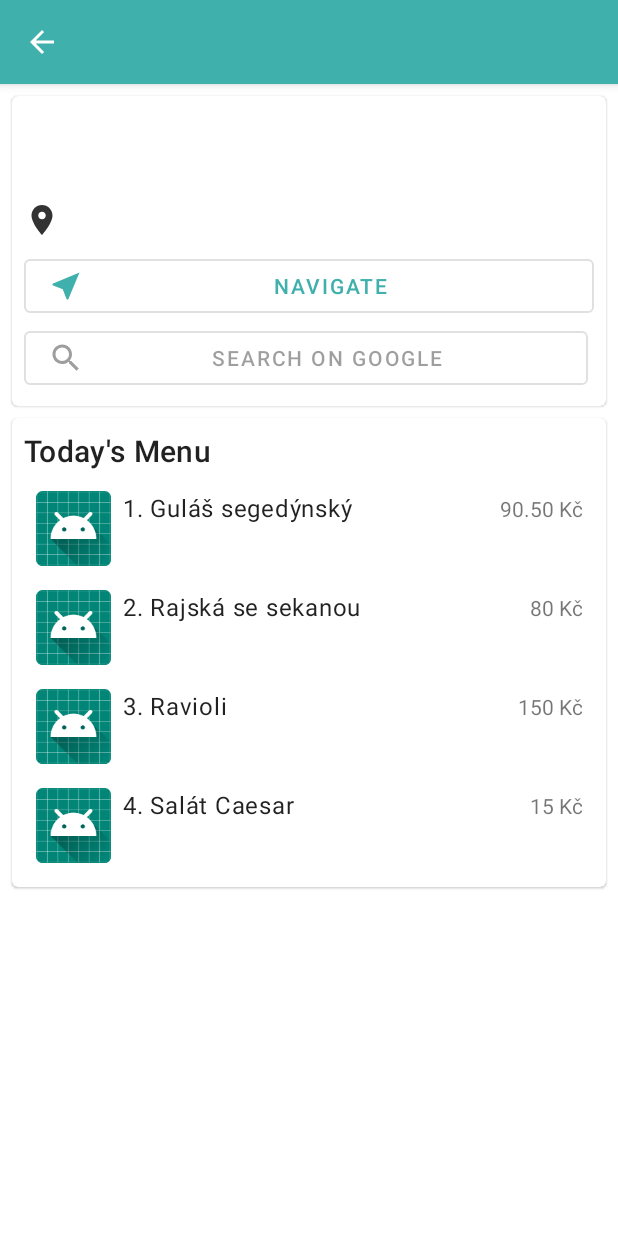
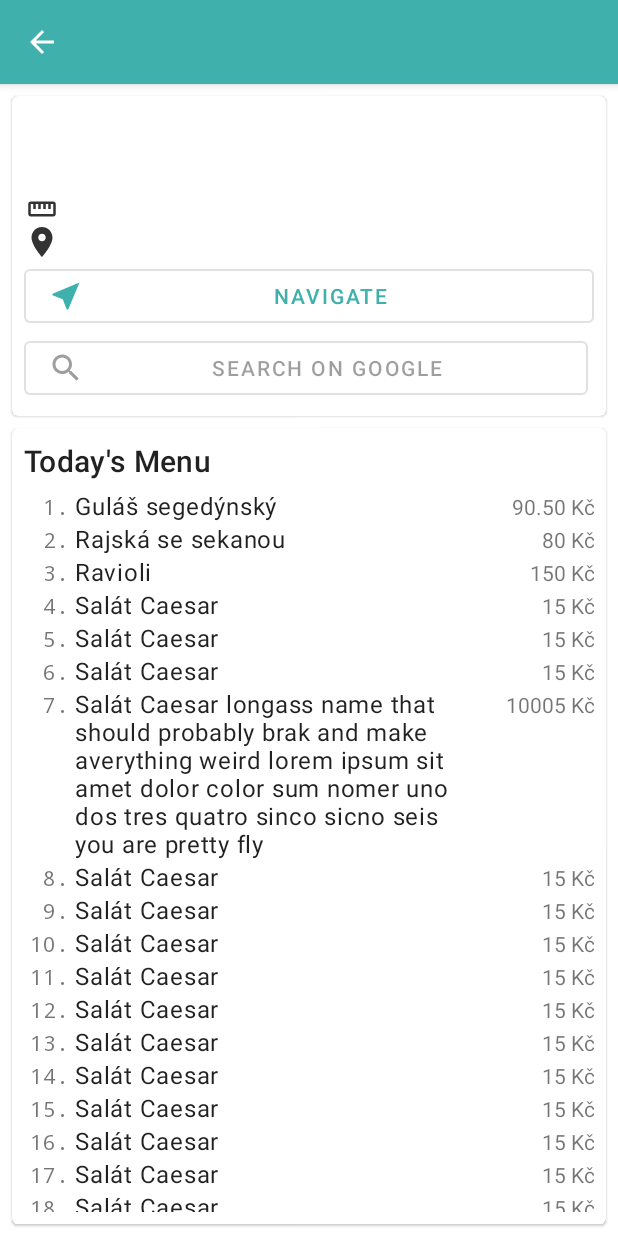
Before and after one commit to Kayeeec/NoFuzzMenu, an Android app: the RestaurantDetailFragment screen opened directly, with no data from a screen before it, on a phone screen of 412 x 824 dp. Run offline under Robolectric (Android 15) with nearby library versions, the phone set to English and light mode, and no system bars; 1 statement that could not run was skipped.

Commit message:
Restaurant detail - added distance, removed menu picture, added item numbering.

```diff
--- a/app/src/main/java/cz/muni/fi/nofuzzmenu/adapters/RestaurantMenuAdapter.kt
+++ b/app/src/main/java/cz/muni/fi/nofuzzmenu/adapters/RestaurantMenuAdapter.kt
@@ -50,13 +50,21 @@ class RestaurantMenuAdapter(private var menus: List<MenuItemDto>) : RecyclerView
      */
     class ViewHolder(itemView: View) : RecyclerView.ViewHolder(itemView) {
 
-        var name: TextView = itemView.findViewById(R.id.numbered_name)
-        var cost: TextView = itemView.findViewById(R.id.cost)
+        var number: TextView = itemView.findViewById(R.id.detail_item_number)
+        var name: TextView = itemView.findViewById(R.id.detail_item_name)
+        var cost: TextView = itemView.findViewById(R.id.detail_item_cost)
 
         fun bind(menuItem: MenuItemDto) {
             // thumbnail todo
-            name.text = "" + (adapterPosition + 1) + ". " + menuItem.name //todo format
+            number.text = formatItemNumber(adapterPosition)
+            name.text = menuItem.name //todo format
             cost.text = menuItem.cost.toString() //todo format
+        }
+
+        private fun formatItemNumber(adapterPosition: Int): String {
+            val index = adapterPosition + 1
+            if (index in 0..9) return " ${index}." //adds space before single digit line numbers
+            return "${index}."
         }
     }
 }
--- a/app/src/main/java/cz/muni/fi/nofuzzmenu/adapters/RestaurantsAdapter.kt
+++ b/app/src/main/java/cz/muni/fi/nofuzzmenu/adapters/RestaurantsAdapter.kt
@@ -56,8 +56,8 @@ class RestaurantsAdapter(private var restaurants: List<RestaurantInfoDto>) : Rec
     class ViewHolder(itemView: View) : RecyclerView.ViewHolder(itemView) {
 
         var name: TextView = itemView.findViewById(R.id.name)
-        var address: TextView = itemView.findViewById(R.id.address)
         var distance: TextView = itemView.findViewById(R.id.distance)
+        var cuisines = itemView.findViewById<TextView>(R.id.cuisine)
 
         fun bind(restaurant: RestaurantInfoDto) {
             //val context = avatar.context
@@ -66,9 +66,9 @@ class RestaurantsAdapter(private var restaurants: List<RestaurantInfoDto>) : Rec
             //    .load(user.avatarUrl)
             //    .into(avatar)
             name.text = restaurant.name
-            address.text = restaurant.address
             Log.d("rest list adapter", distance.toString())
             distance.text = restaurant.distance
+            cuisines.text = restaurant.cuisines
         }
     }
 }
--- a/app/src/main/java/cz/muni/fi/nofuzzmenu/fragment/RestaurantDetailFragment.kt
+++ b/app/src/main/java/cz/muni/fi/nofuzzmenu/fragment/RestaurantDetailFragment.kt
@@ -49,6 +49,27 @@ class RestaurantDetailFragment : Fragment() {
             MenuItemDto(name="Guláš segedýnský", cost = "90.50 Kč"),
             MenuItemDto(name="Rajská se sekanou", cost = "80 Kč"),
             MenuItemDto(name="Ravioli", cost = "150 Kč"),
+            MenuItemDto(name="Salát Caesar", cost = "15 Kč"),
+            MenuItemDto(name="Salát Caesar", cost = "15 Kč"),
+            MenuItemDto(name="Salát Caesar", cost = "15 Kč"),
+            MenuItemDto(name="Salát Caesar longass name that should probably brak and make averything weird lorem ipsum sit amet dolor color sum nomer uno dos tres quatro sinco sicno seis you are pretty fly", cost = "10005 Kč"),
+            MenuItemDto(name="Salát Caesar", cost = "15 Kč"),
+            MenuItemDto(name="Salát Caesar", cost = "15 Kč"),
+            MenuItemDto(name="Salát Caesar", cost = "15 Kč"),
+            MenuItemDto(name="Salát Caesar", cost = "15 Kč"),
+            MenuItemDto(name="Salát Caesar", cost = "15 Kč"),
+            MenuItemDto(name="Salát Caesar", cost = "15 Kč"),
+            MenuItemDto(name="Salát Caesar", cost = "15 Kč"),
+            MenuItemDto(name="Salát Caesar", cost = "15 Kč"),
+            MenuItemDto(name="Salát Caesar", cost = "15 Kč"),
+            MenuItemDto(name="Salát Caesar", cost = "15 Kč"),
+            MenuItemDto(name="Salát Caesar", cost = "15 Kč"),
+            MenuItemDto(name="Salát Caesar", cost = "15 Kč"),
+            MenuItemDto(name="Salát Caesar", cost = "15 Kč"),
+            MenuItemDto(name="Salát Caesar", cost = "15 Kč"),
+            MenuItemDto(name="Salát Caesar", cost = "15 Kč"),
+            MenuItemDto(name="Salát Caesar", cost = "15 Kč"),
+            MenuItemDto(name="Salát Caesar", cost = "15 Kč"),
             MenuItemDto(name="Salát Caesar", cost = "15 Kč")
         )
 
@@ -61,6 +82,9 @@ class RestaurantDetailFragment : Fragment() {
 
         val address = view?.findViewById<TextView>(R.id.detail_address)
         address?.text = restaurant?.address
+
+        val distance = view?.findViewById<TextView>(R.id.detail_distance)
+        distance?.text = restaurant?.distance
 
 //        nav, web, menuweb btn todo
         val webBtn = view?.findViewById<MaterialButton>(R.id.web_btn)
--- a/app/src/main/res/drawable/crosshairs_gps.xml
+++ b/app/src/main/res/drawable/crosshairs_gps.xml
@@ -1,8 +1,10 @@
 <!-- drawable/crosshairs-gps.xml -->
 <vector xmlns:android="http://schemas.android.com/apk/res/android"
+    android:width="24dp"
     android:height="24dp"
-    android:width="24dp"
     android:viewportWidth="24"
     android:viewportHeight="24">
-    <path android:fillColor="#000" android:pathData="M12,8A4,4 0 0,1 16,12A4,4 0 0,1 12,16A4,4 0 0,1 8,12A4,4 0 0,1 12,8M3.05,13H1V11H3.05C3.5,6.83 6.83,3.5 11,3.05V1H13V3.05C17.17,3.5 20.5,6.83 20.95,11H23V13H20.95C20.5,17.17 17.17,20.5 13,20.95V23H11V20.95C6.83,20.5 3.5,17.17 3.05,13M12,5A7,7 0 0,0 5,12A7,7 0 0,0 12,19A7,7 0 0,0 19,12A7,7 0 0,0 12,5Z" />
+    <path
+        android:fillColor="#000"
+        android:pathData="M12,8A4,4 0 0,1 16,12A4,4 0 0,1 12,16A4,4 0 0,1 8,12A4,4 0 0,1 12,8M3.05,13H1V11H3.05C3.5,6.83 6.83,3.5 11,3.05V1H13V3.05C17.17,3.5 20.5,6.83 20.95,11H23V13H20.95C20.5,17.17 17.17,20.5 13,20.95V23H11V20.95C6.83,20.5 3.5,17.17 3.05,13M12,5A7,7 0 0,0 5,12A7,7 0 0,0 12,19A7,7 0 0,0 19,12A7,7 0 0,0 12,5Z" />
 </vector>
--- /dev/null
+++ b/app/src/main/res/drawable/ic_straighten_black_20dp.xml
@@ -0,0 +1,10 @@
+<vector xmlns:android="http://schemas.android.com/apk/res/android"
+    android:tint="#333333"
+    android:width="20dp"
+    android:height="20dp"
+    android:viewportWidth="24.0"
+    android:viewportHeight="24.0">
+    <path
+        android:fillColor="#FF000000"
+        android:pathData="M21,6L3,6c-1.1,0 -2,0.9 -2,2v8c0,1.1 0.9,2 2,2h18c1.1,0 2,-0.9 2,-2L23,8c0,-1.1 -0.9,-2 -2,-2zM21,16L3,16L3,8h2v4h2L7,8h2v4h2L11,8h2v4h2L15,8h2v4h2L19,8h2v8z" />
+</vector>
--- a/app/src/main/res/layout/fragment_restaurant_detail.xml
+++ b/app/src/main/res/layout/fragment_restaurant_detail.xml
@@ -31,17 +31,28 @@
 
             <TextView
                 android:id="@+id/detail_cuisines"
-                style="@style/TextAppearance.MaterialComponents.Subtitle1"
+                style="@style/TextAppearance.MaterialComponents.Caption"
                 android:textColor="@color/common_google_signin_btn_text_light_default"
                 android:layout_width="match_parent"
+                android:paddingBottom="8dp"
                 android:layout_height="wrap_content"
                 android:text="@string/label_cuisines" />
 
             <TextView
+                android:id="@+id/detail_distance"
+                android:drawableStart="@drawable/ic_straighten_black_20dp"
+                android:drawablePadding="2dp"
+                android:paddingStart="2dp"
+                android:textStyle="bold"
+                android:layout_width="match_parent"
+                android:layout_height="wrap_content"
+                android:text="100 m"
+                />
+
+            <TextView
                 android:id="@+id/detail_address"
-                style="@style/TextAppearance.AppCompat.Body1"
-                android:layout_marginVertical="8dp"
-                android:drawableLeft="@drawable/ic_place"
+                style="@style/TextAppearance.MaterialComponents.Body2"
+                android:drawableStart="@drawable/ic_place"
                 android:layout_width="match_parent"
                 android:layout_height="wrap_content"
                 android:text="Baker Street, Longon, 152 63 United Airlines" />
@@ -58,7 +69,7 @@
                 android:id="@+id/web_btn"
                 style="@style/Widget.MaterialComponents.Button.OutlinedButton"
                 android:layout_width="match_parent"
-                android:layout_marginRight="4dp"
+                android:layout_marginEnd="4dp"
                 android:enabled="false"
                 android:layout_height="wrap_content"
                 app:icon="@drawable/ic_search"
@@ -69,15 +80,16 @@
 
     <com.google.android.material.card.MaterialCardView
         android:layout_width="match_parent"
-        android:layout_height="wrap_content"
+        android:layout_height="match_parent"
         style="@style/Widget.MaterialComponents.CardView"
-        android:layout_marginLeft="@dimen/mtrl_card_spacing"
-        android:layout_marginTop="@dimen/mtrl_card_spacing"
-        android:layout_marginRight="@dimen/mtrl_card_spacing">
+        android:layout_margin="@dimen/mtrl_card_spacing">
 
         <LinearLayout
             android:layout_width="match_parent"
             android:layout_height="match_parent"
+            android:isScrollContainer="true"
+            android:fadeScrollbars="false"
+            android:scrollbarAlwaysDrawVerticalTrack="true"
             android:padding="8dp"
             android:orientation="vertical">
 
--- a/app/src/main/res/layout/restaurant_menu_item.xml
+++ b/app/src/main/res/layout/restaurant_menu_item.xml
@@ -3,26 +3,27 @@
     xmlns:app="http://schemas.android.com/apk/res-auto"
     android:layout_width="match_parent"
     android:layout_height="wrap_content"
-    android:orientation="horizontal"
-    android:layout_margin="8dp">
-
-    <ImageView
-        android:id="@+id/thumbnail"
-        android:layout_width="50dp"
-        android:layout_height="50dp"
-        app:srcCompat="@mipmap/ic_launcher" />
+    android:orientation="horizontal">
 
     <TextView
-        android:id="@+id/numbered_name"
+        android:id="@+id/detail_item_number"
+        android:typeface="monospace"
+        android:layout_width="wrap_content"
+        android:textAlignment="textEnd"
+        android:layout_marginHorizontal="4dp"
+        android:layout_height="wrap_content"
+        android:text="11." />
+
+    <TextView
+        android:id="@+id/detail_item_name"
         style="@style/TextAppearance.MaterialComponents.Body1"
         android:layout_width="0dp"
         android:layout_weight="3"
-        android:layout_marginHorizontal="8dp"
         android:layout_height="wrap_content"
-        android:text="1. Guláš s knedlíkem hfiwuehfiuwehfiwhfwhfohfohfoswhfolschkajhk" />
+        android:text="Guláš s knedlíkemhfiwuehfiuwehfhf whfohfohflschkajhk" />
 
     <TextView
-        android:id="@+id/cost"
+        android:id="@+id/detail_item_cost"
         android:layout_width="0dp"
         android:layout_weight="1"
         android:layout_height="wrap_content"
```
Also changed, not shown: app/src/main/res/layout/item_restaurant.xml (+28 -31 lines).
